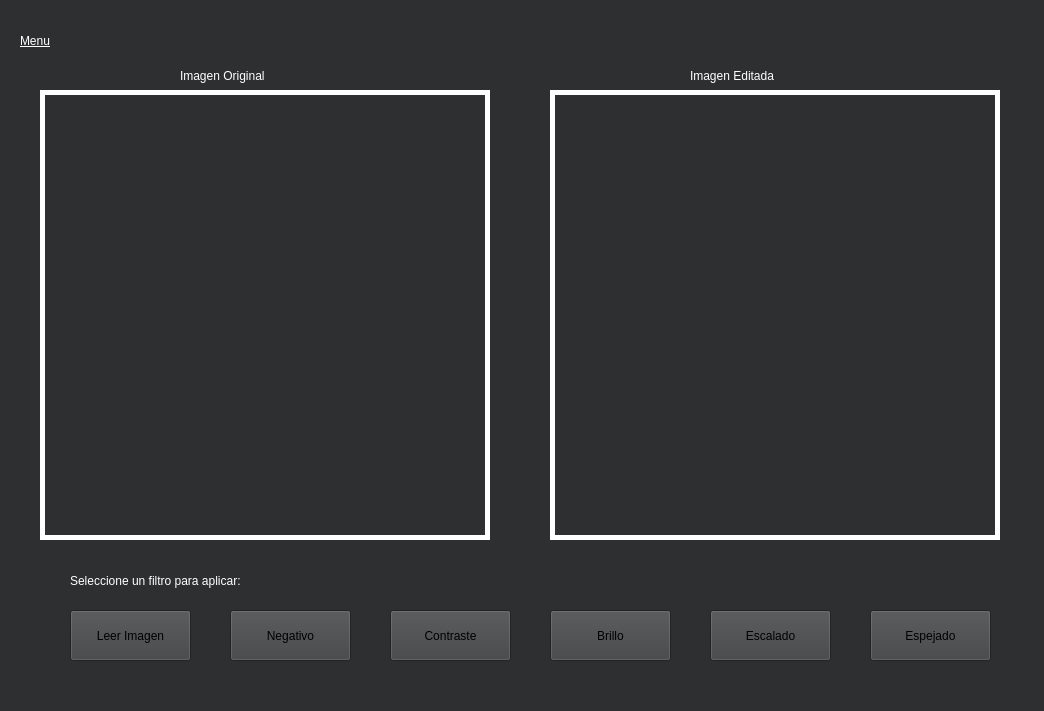
Qt form GUI/mainwindow.ui (Porgois/TareaProgramada2) before a commit.
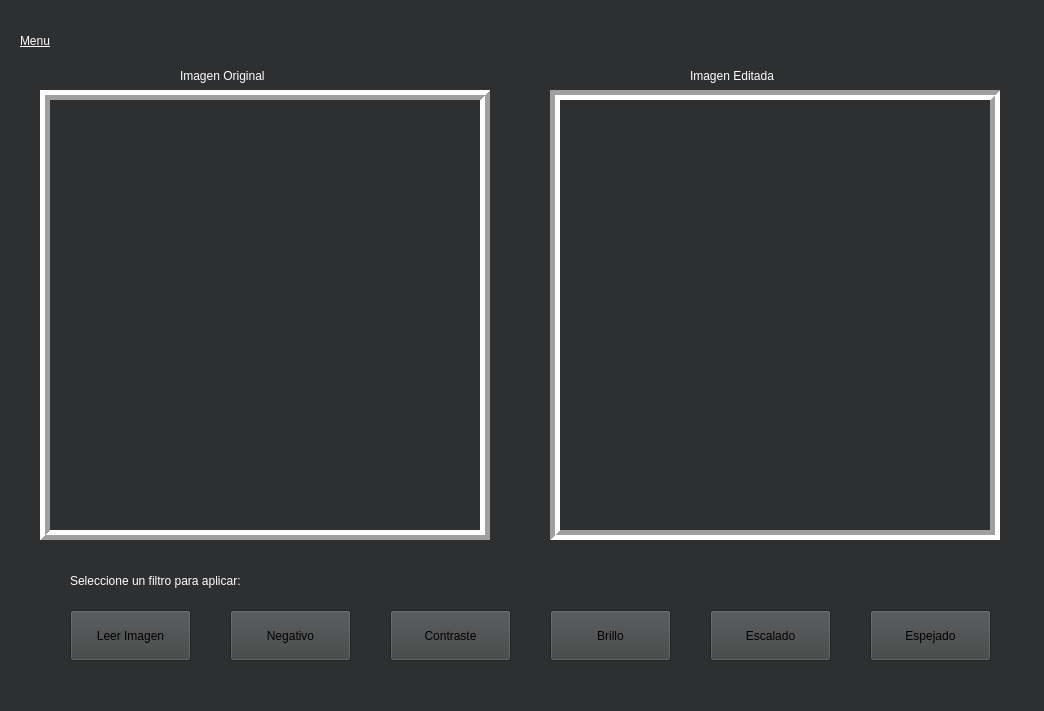
The same form after that commit.

```diff
--- a/GUI/mainwindow.ui
+++ b/GUI/mainwindow.ui
@@ -365,7 +365,7 @@
      <enum>QFrame::Box</enum>
     </property>
     <property name="frameShadow">
-     <enum>QFrame::Plain</enum>
+     <enum>QFrame::Raised</enum>
     </property>
     <property name="lineWidth">
      <number>5</number>
@@ -387,7 +387,7 @@
      <enum>QFrame::Box</enum>
     </property>
     <property name="frameShadow">
-     <enum>QFrame::Plain</enum>
+     <enum>QFrame::Sunken</enum>
     </property>
     <property name="lineWidth">
      <number>5</number>
```
Left out of the diff: 29 changed lines with no effect on the pictures.
